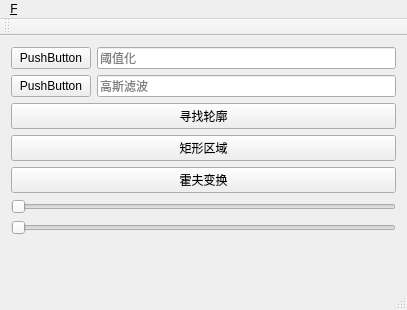
Qt form findEdge/mainwindow.ui (WingsGo/MachineVision) before a commit.
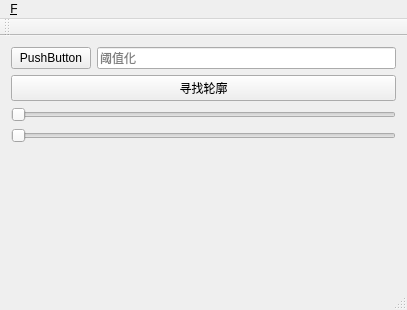
The same form after that commit.

What changed in the file:
```diff
--- a/findEdge/mainwindow.ui
+++ b/findEdge/mainwindow.ui
@@ -39,30 +39,6 @@
       </item>
      </layout>
     </item>
-    <item>
-     <layout class="QHBoxLayout" name="horizontalLayout">
-      <item>
-       <widget class="QPushButton" name="pushButton">
-        <property name="text">
-         <string>PushButton</string>
-        </property>
-       </widget>
-      </item>
-      <item>
-       <widget class="QLineEdit" name="lineEdit">
-        <property name="inputMask">
-         <string/>
-        </property>
-        <property name="text">
-         <string/>
-        </property>
-        <property name="placeholderText">
-         <string>高斯滤波</string>
-        </property>
-       </widget>
-      </item>
-     </layout>
-    </item>
     <item>
      <widget class="QPushButton" name="pushButton_3">
       <property name="text">
@@ -70,20 +46,6 @@
       </property>
      </widget>
     </item>
-    <item>
-     <widget class="QPushButton" name="pushButton_4">
-      <property name="text">
-       <string>矩形区域</string>
-      </property>
-     </widget>
-    </item>
-    <item>
-     <widget class="QPushButton" name="pushButton_5">
-      <property name="text">
-       <string>霍夫变换</string>
-      </property>
-     </widget>
-    </item>
     <item>
      <widget class="QSlider" name="horizontalSlider_2">
       <property name="maximum">
```
